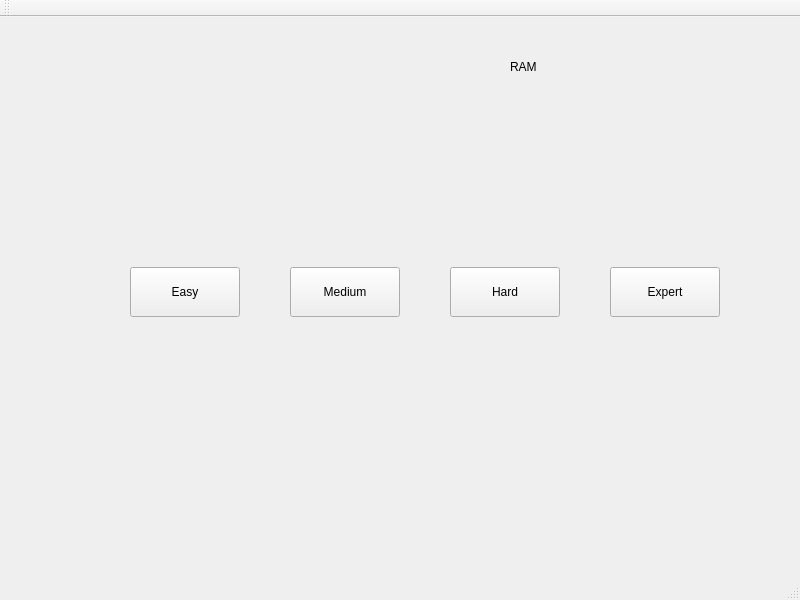
Before: the Qt Designer form C++/Projects/Tweaker/Tweaker/mainwindow.ui in MikitaVitkouski/BSU, drawn with Qt 5.
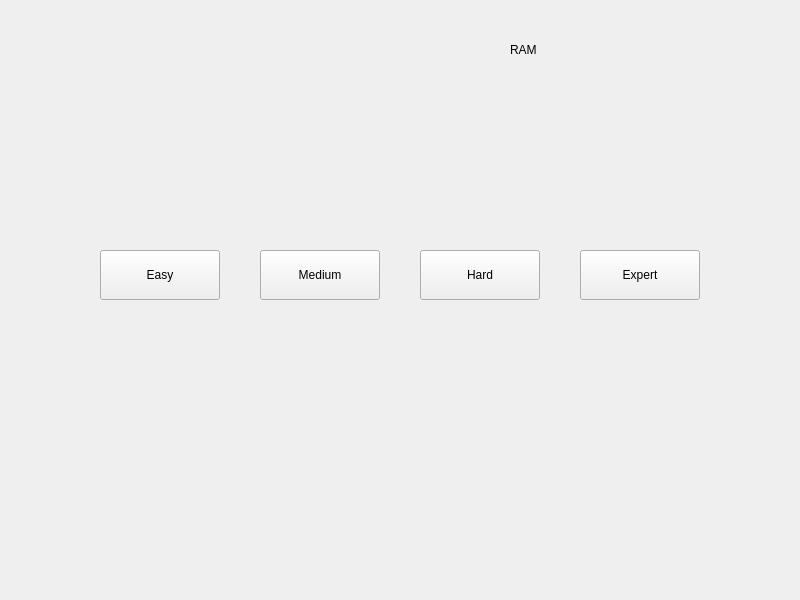
After: the same form once the commit is applied.

Commit message: chore: minor changes for tweak files and minor UI adjustments

```diff
--- a/C++/Projects/Tweaker/Tweaker/mainwindow.ui
+++ b/C++/Projects/Tweaker/Tweaker/mainwindow.ui
@@ -23,9 +23,9 @@
    <widget class="QPushButton" name="btnEasyMode">
     <property name="geometry">
      <rect>
-      <x>130</x>
+      <x>100</x>
       <y>250</y>
-      <width>110</width>
+      <width>120</width>
       <height>50</height>
      </rect>
     </property>
@@ -36,9 +36,9 @@
    <widget class="QPushButton" name="btnMediumMode">
     <property name="geometry">
      <rect>
-      <x>290</x>
+      <x>260</x>
       <y>250</y>
-      <width>110</width>
+      <width>120</width>
       <height>50</height>
      </rect>
     </property>
@@ -49,9 +49,9 @@
    <widget class="QPushButton" name="btnHardMode">
     <property name="geometry">
      <rect>
-      <x>450</x>
+      <x>420</x>
       <y>250</y>
-      <width>110</width>
+      <width>120</width>
       <height>50</height>
      </rect>
     </property>
@@ -62,9 +62,9 @@
    <widget class="QPushButton" name="btnExpertMode">
     <property name="geometry">
      <rect>
-      <x>610</x>
+      <x>580</x>
       <y>250</y>
-      <width>110</width>
+      <width>120</width>
       <height>50</height>
      </rect>
     </property>
@@ -112,28 +112,6 @@
     </property>
    </widget>
   </widget>
-  <widget class="QToolBar" name="toolBar">
-   <property name="windowTitle">
-    <string>toolBar</string>
-   </property>
-   <attribute name="toolBarArea">
-    <enum>TopToolBarArea</enum>
-   </attribute>
-   <attribute name="toolBarBreak">
-    <bool>false</bool>
-   </attribute>
-  </widget>
-  <widget class="QStatusBar" name="statusbar"/>
-  <widget class="QMenuBar" name="menubar">
-   <property name="geometry">
-    <rect>
-     <x>0</x>
-     <y>0</y>
-     <width>800</width>
-     <height>21</height>
-    </rect>
-   </property>
-  </widget>
  </widget>
  <resources/>
  <connections/>
```
The commit also changes 6 other files.
